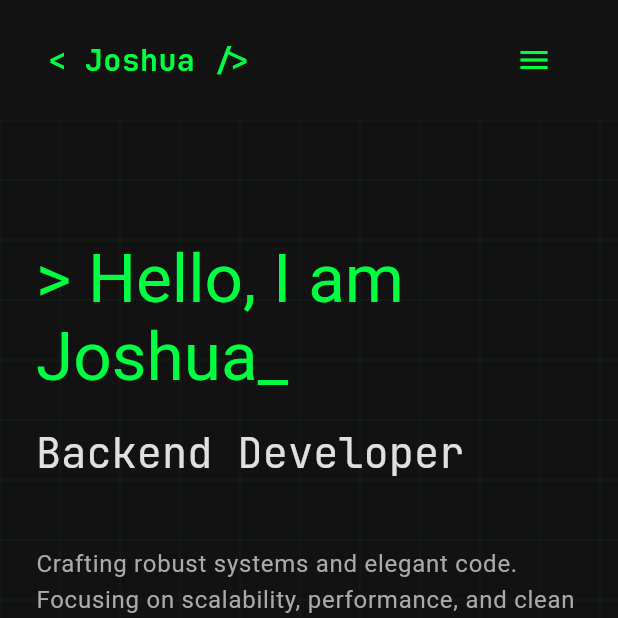
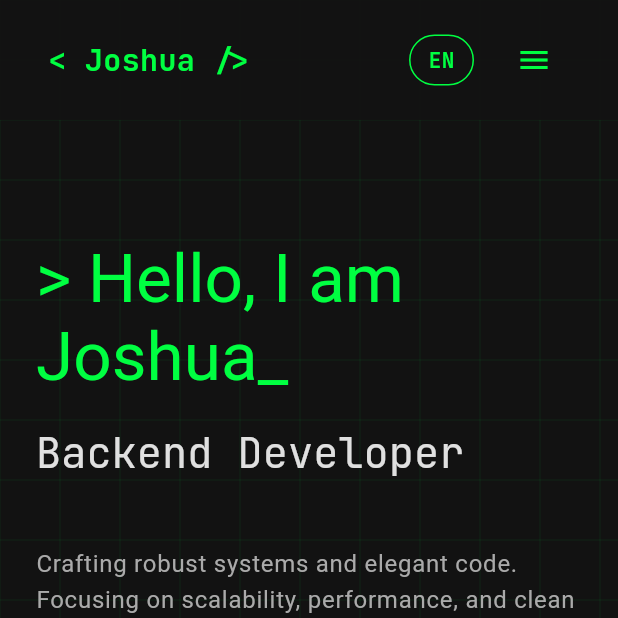
Before and after one commit to JoshuaLopez2000/Portfolio, a Flutter app: the screen it shows after launch, on a phone screen of 412 x 824 dp, the top half of it. Run offline on Flutter 3.47's test engine with Material 3 defaults, Android fonts, the phone set to English and light mode, and no system bars; drawn by our look-alikes of animated_text_kit; our stand-ins replace font_awesome_flutter, google_fonts.

Commit message:
Implement language switching functionality
- Convert `MiPortfolioApp` to a `StatefulWidget` and implement a static `setLocale` method to manage application-wide language state.
- Add a `_LanguageSwitcher` widget to the `NavBar` that toggles between English and Spanish locales.
- Update `NavBar` to display the language switcher in both desktop and mobile layouts.
- Integrate `Localizations.localeOf` to reflect the current language state in the UI.

```diff
--- a/lib/main.dart
+++ b/lib/main.dart
@@ -6,13 +6,32 @@ void main() {
   runApp(const MiPortfolioApp());
 }
 
-class MiPortfolioApp extends StatelessWidget {
+class MiPortfolioApp extends StatefulWidget {
   const MiPortfolioApp({super.key});
+
+  static void setLocale(BuildContext context, Locale newLocale) {
+    _MiPortfolioAppState? state = context.findAncestorStateOfType<_MiPortfolioAppState>();
+    state?.setLocale(newLocale);
+  }
+
+  @override
+  State<MiPortfolioApp> createState() => _MiPortfolioAppState();
+}
+
+class _MiPortfolioAppState extends State<MiPortfolioApp> {
+  Locale? _locale;
+
+  void setLocale(Locale locale) {
+    setState(() {
+      _locale = locale;
+    });
+  }
 
   @override
   Widget build(BuildContext context) {
     return MaterialApp(
       title: 'Mi Presentación',
+      locale: _locale,
       localizationsDelegates: AppLocalizations.localizationsDelegates,
       supportedLocales: AppLocalizations.supportedLocales,
       debugShowCheckedModeBanner: false,
--- a/lib/presentation/widgets/nav_bar.dart
+++ b/lib/presentation/widgets/nav_bar.dart
@@ -1,6 +1,7 @@
 import 'package:flutter/material.dart';
 import 'package:google_fonts/google_fonts.dart';
 import 'package:untitled/l10n/app_localizations.dart';
+import 'package:untitled/main.dart'; // Import to access setLocale
 import '../../theme/app_theme.dart';
 
 class NavBar extends StatelessWidget {
@@ -19,6 +20,7 @@ class NavBar extends StatelessWidget {
   Widget build(BuildContext context) {
     final isDesktop = MediaQuery.of(context).size.width > 800;
     final l10n = AppLocalizations.of(context)!;
+    final currentLocale = Localizations.localeOf(context);
 
     return Container(
       padding: const EdgeInsets.symmetric(horizontal: 32, vertical: 16),
@@ -42,9 +44,15 @@ class NavBar extends StatelessWidget {
                 _NavLink(title: l10n.navSkills, onTap: onSkillsTap),
                 const SizedBox(width: 32),
                 _NavLink(title: l10n.navContact, onTap: onContactTap),
+                const SizedBox(width: 32),
+                _LanguageSwitcher(currentLocale: currentLocale),
               ],
             )
           else
+             Row(
+               children: [
+                 _LanguageSwitcher(currentLocale: currentLocale),
+                 const SizedBox(width: 16),
                  IconButton(
                   icon: const Icon(Icons.menu, color: AppTheme.primary),
                   onPressed: () {
@@ -53,10 +61,47 @@ class NavBar extends StatelessWidget {
                   },
                 ),
                ],
+             )
+        ],
       ),
     );
   }
 }
+
+class _LanguageSwitcher extends StatelessWidget {
+  final Locale currentLocale;
+
+  const _LanguageSwitcher({required this.currentLocale});
+
+  @override
+  Widget build(BuildContext context) {
+    final isEn = currentLocale.languageCode == 'en';
+    return MouseRegion(
+      cursor: SystemMouseCursors.click,
+      child: GestureDetector(
+        onTap: () {
+          final newLocale = isEn ? const Locale('es') : const Locale('en');
+          MiPortfolioApp.setLocale(context, newLocale);
+        },
+        child: Container(
+          padding: const EdgeInsets.symmetric(horizontal: 12, vertical: 6),
+          decoration: BoxDecoration(
+            border: Border.all(color: AppTheme.primary),
+            borderRadius: BorderRadius.circular(20),
+          ),
+          child: Text(
+            isEn ? 'EN' : 'ES',
+            style: GoogleFonts.jetBrainsMono(
+              color: AppTheme.primary,
+              fontWeight: FontWeight.bold,
+            ),
+          ),
+        ),
+      ),
+    );
+  }
+}
+
 
 class _NavLink extends StatefulWidget {
   final String title;
```
Lines whose indentation alone changed are shown as unchanged.
